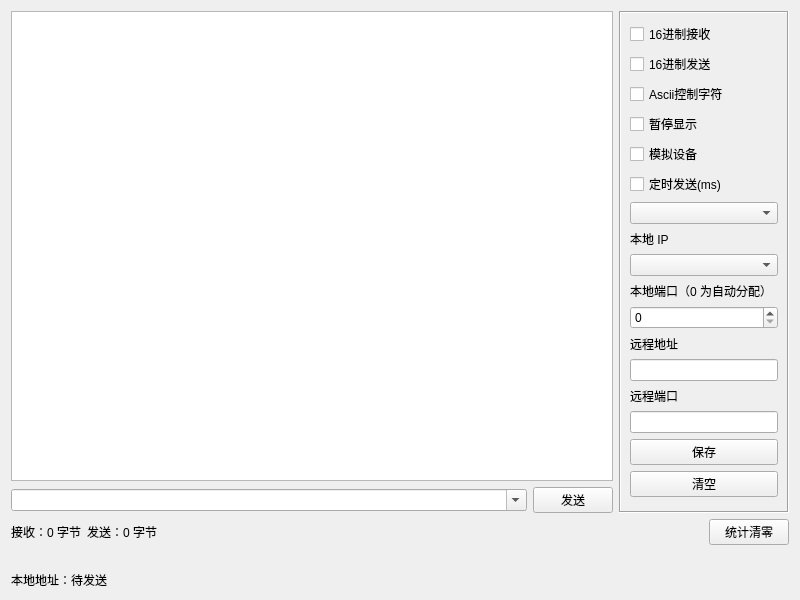
lianpeiliang/net_tran_helper, file form/frmudpclient.ui: the form before one commit.
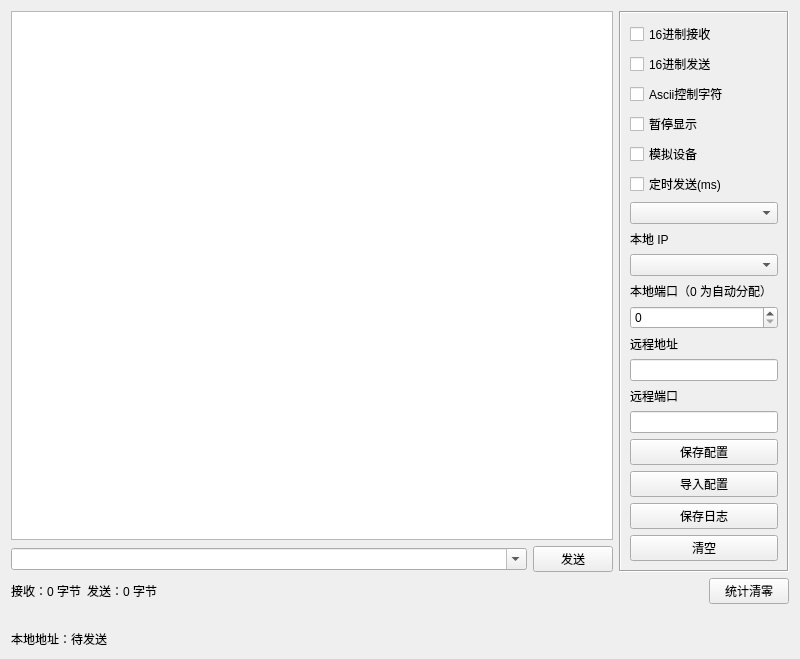
The form after the commit.

Commit message: 导出和导入配置

The edit to the form file:
```diff
--- a/form/frmudpclient.ui
+++ b/form/frmudpclient.ui
@@ -141,10 +141,24 @@
       <item>
        <widget class="QLineEdit" name="txtServerPort"/>
       </item>
+      <item>
+       <widget class="QPushButton" name="btnSaveConfig">
+        <property name="text">
+         <string>保存配置</string>
+        </property>
+       </widget>
+      </item>
+      <item>
+       <widget class="QPushButton" name="btnImportConfig">
+        <property name="text">
+         <string>导入配置</string>
+        </property>
+       </widget>
+      </item>
       <item>
        <widget class="QPushButton" name="btnSave">
         <property name="text">
-         <string>保存</string>
+         <string>保存日志</string>
         </property>
        </widget>
       </item>
```
The commit also changes 9 other files.
